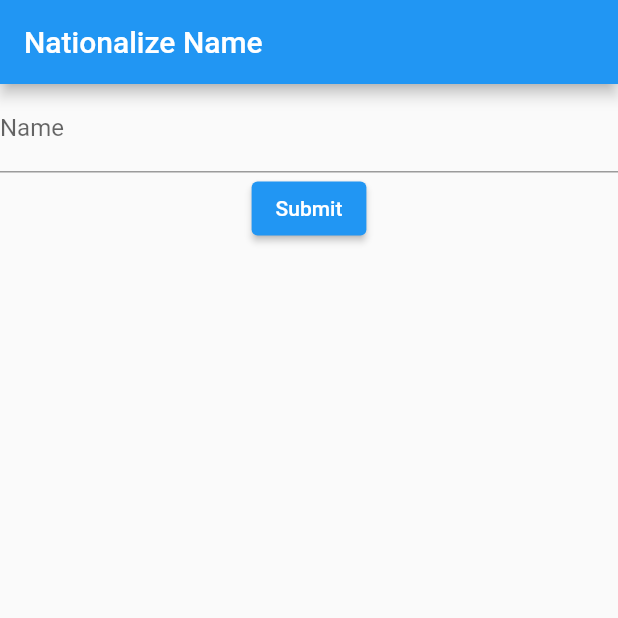
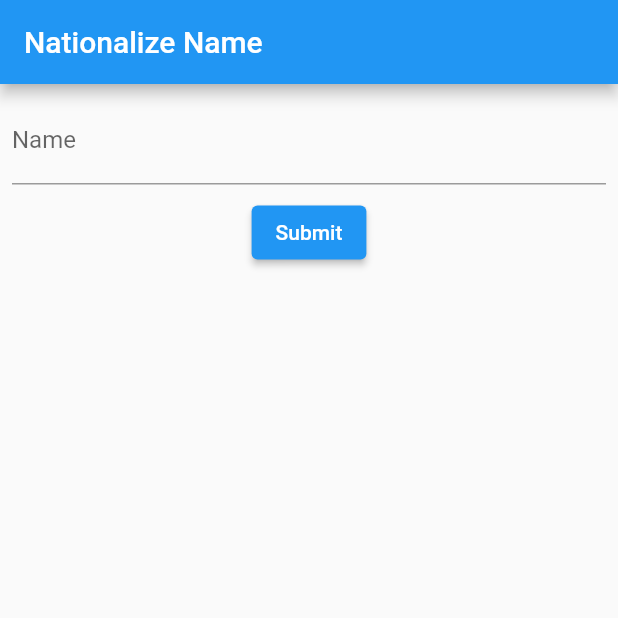
Before and after one commit to whosjorge23/chat_gpt_flutter, a Flutter app: the screen it shows after launch, on a phone screen of 412 x 824 dp, the top half of it. Run offline on Flutter 3.47's test engine with Material 2 defaults, Android fonts, the phone set to English and light mode, and no system bars.

Commit message:
Add ListView, Add MVC structure
Add ListView, Add MVC structure

```diff
--- a/lib/main.dart
+++ b/lib/main.dart
@@ -1,3 +1,4 @@
+import 'package:chat_gpt_flutter/model/country.dart';
 import 'package:flutter/material.dart';
 import 'package:http/http.dart' as http;
 import 'dart:convert';
@@ -29,7 +30,7 @@ class NationalizeNameForm extends StatefulWidget {
 class _NationalizeNameFormState extends State<NationalizeNameForm> {
   final _formKey = GlobalKey<FormState>();
   String _name = '';
-  String _result = '';
+  List<Country> _countries = [];
 
   @override
   Widget build(BuildContext context) {
@@ -37,7 +38,9 @@ class _NationalizeNameFormState extends State<NationalizeNameForm> {
       key: _formKey,
       child: Column(
         children: <Widget>[
-          TextFormField(
+          Padding(
+            padding: const EdgeInsets.all(8.0),
+            child: TextFormField(
               decoration: InputDecoration(labelText: 'Name'),
               validator: (value) {
                 if (value == null) {
@@ -47,6 +50,7 @@ class _NationalizeNameFormState extends State<NationalizeNameForm> {
               },
               onSaved: (value) => _name = value!,
             ),
+          ),
           ElevatedButton(
             onPressed: () async {
               if (_formKey.currentState!.validate()) {
@@ -54,15 +58,28 @@ class _NationalizeNameFormState extends State<NationalizeNameForm> {
                 var uri = Uri.parse('https://api.nationalize.io/?name=$_name');
                 var response = await http.get(uri);
                 var jsonResponse = jsonDecode(response.body);
-                var country = jsonResponse['country'][0];
-                _result =
-                    'Country: ${country['country_id']}, Probability: ${country['probability']}';
+                _countries = (jsonResponse['country'] as List)
+                    .map((e) => Country.fromJson(e))
+                    .toList();
                 setState(() {});
               }
             },
             child: Text('Submit'),
           ),
-          Text(_result),
+          Expanded(
+            child: ListView.builder(
+              itemCount: _countries.length,
+              itemBuilder: (context, index) {
+                var country = _countries[index];
+                return ListTile(
+                  title: Text(
+                      'Country: ${countriesDictionary[country.country_id] ?? ""}'),
+                  subtitle: Text(
+                      'Probability: ${(country.probability * 100).toStringAsFixed(2)}%'),
+                );
+              },
+            ),
+          ),
         ],
       ),
     );
--- /dev/null
+++ b/lib/model/country.dart
@@ -0,0 +1,260 @@
+class Country {
+  final String country_id;
+  final double probability;
+
+  Country({required this.country_id, required this.probability});
+
+  factory Country.fromJson(Map<String, dynamic> json) {
+    return Country(
+      country_id: json['country_id'],
+      probability: json['probability'],
+    );
+  }
+}
+
+Map<String, String> countriesDictionary = {
+  "AF": "Afghanistan",
+  "AL": "Albania",
+  "DZ": "Algeria",
+  "AS": "American Samoa",
+  "AD": "Andorra",
+  "AO": "Angola",
+  "AI": "Anguilla",
+  "AQ": "Antarctica",
+  "AG": "Antigua and Barbuda",
+  "AR": "Argentina",
+  "AM": "Armenia",
+  "AW": "Aruba",
+  "AU": "Australia",
+  "AT": "Austria",
+  "AZ": "Azerbaijan",
+  "BS": "Bahamas",
+  "BH": "Bahrain",
+  "BD": "Bangladesh",
+  "BB": "Barbados",
+  "BY": "Belarus",
+  "BE": "Belgium",
+  "BZ": "Belize",
+  "BJ": "Benin",
+  "BM": "Bermuda",
+  "BT": "Bhutan",
+  "BO": "Bolivia",
+  "BA": "Bosnia and Herzegovina",
+  "BW": "Botswana",
+  "BV": "Bouvet Island",
+  "BR": "Brazil",
+  "IO": "British Indian Ocean Territory",
+  "BN": "Brunei",
+  "BG": "Bulgaria",
+  "BF": "Burkina Faso",
+  "BI": "Burundi",
+  "KH": "Cambodia",
+  "CM": "Cameroon",
+  "CA": "Canada",
+  "CV": "Cape Verde",
+  "KY": "Cayman Islands",
+  "CF": "Central African Republic",
+  "TD": "Chad",
+  "CL": "Chile",
+  "CN": "China",
+  "CX": "Christmas Island",
+  "CC": "Cocos (Keeling) Islands",
+  "CO": "Colombia",
+  "KM": "Comoros",
+  "CG": "Congo",
+  "CD": "Congo, the Democratic Republic of the",
+  "CK": "Cook Islands",
+  "CR": "Costa Rica",
+  "CI": "Côte d'Ivoire",
+  "HR": "Croatia",
+  "CU": "Cuba",
+  "CY": "Cyprus",
+  "CZ": "Czech Republic",
+  "DK": "Denmark",
+  "DJ": "Djibouti",
+  "DM": "Dominica",
+  "DO": "Dominican Republic",
+  "EC": "Ecuador",
+  "EG": "Egypt",
+  "SV": "El Salvador",
+  "GQ": "Equatorial Guinea",
+  "ER": "Eritrea",
+  "EE": "Estonia",
+  "ET": "Ethiopia",
+  "FK": "Falkland Islands (Malvinas)",
+  "FO": "Faroe Islands",
+  "FJ": "Fiji",
+  "FI": "Finland",
+  "FR": "France",
+  "GF": "French Guiana",
+  "PF": "French Polynesia",
+  "TF": "French Southern Territories",
+  "GA": "Gabon",
+  "GM": "Gambia",
+  "GE": "Georgia",
+  "DE": "Germany",
+  "GH": "Ghana",
+  "GI": "Gibraltar",
+  "GR": "Greece",
+  "GL": "Greenland",
+  "GD": "Grenada",
+  "GP": "Guadeloupe",
+  "GU": "Guam",
+  "GT": "Guatemala",
+  "GG": "Guernsey",
+  "GN": "Guinea",
+  "GW": "Guinea-Bissau",
+  "GY": "Guyana",
+  "HT": "Haiti",
+  "HM": "Heard Island and McDonald Islands",
+  "VA": "Holy See (Vatican City State)",
+  "HN": "Honduras",
+  "HK": "Hong Kong",
+  "HU": "Hungary",
+  "IS": "Iceland",
+  "IN": "India",
+  "ID": "Indonesia",
+  "IR": "Iran, Islamic Republic of",
+  "IQ": "Iraq",
+  "IE": "Ireland",
+  "IM": "Isle of Man",
+  "IL": "Israel",
+  "IT": "Italy",
+  "JM": "Jamaica",
+  "JP": "Japan",
+  "JE": "Jersey",
+  "JO": "Jordan",
+  "KZ": "Kazakhstan",
+  "KE": "Kenya",
+  "KI": "Kiribati",
+  "KP": "Korea, Democratic People's Republic of",
+  "KR": "South Korea",
+  "KW": "Kuwait",
+  "KG": "Kyrgyzstan",
+  "LA": "Lao People's Democratic Republic",
+  "LV": "Latvia",
+  "LB": "Lebanon",
+  "LS": "Lesotho",
+  "LR": "Liberia",
+  "LY": "Libya",
+  "LI": "Liechtenstein",
+  "LT": "Lithuania",
+  "LU": "Luxembourg",
+  "MO": "Macao",
+  "MK": "Macedonia, the former Yugoslav Republic of",
+  "MG": "Madagascar",
+  "MW": "Malawi",
+  "MY": "Malaysia",
+  "MV": "Maldives",
+  "ML": "Mali",
+  "MT": "Malta",
+  "MH": "Marshall Islands",
+  "MQ": "Martinique",
+  "MR": "Mauritania",
+  "MU": "Mauritius",
+  "YT": "Mayotte",
+  "MX": "Mexico",
+  "FM": "Micronesia, Federated States of",
+  "MD": "Moldova, Republic of",
+  "MC": "Monaco",
+  "MN": "Mongolia",
+  "ME": "Montenegro",
+  "MS": "Montserrat",
+  "MA": "Morocco",
+  "MZ": "Mozambique",
+  "MM": "Myanmar",
+  "NA": "Namibia",
+  "NR": "Nauru",
+  "NP": "Nepal",
+  "NL": "Netherlands",
+  "AN": "Netherlands Antilles",
+  "NC": "New Caledonia",
+  "NZ": "New Zealand",
+  "NI": "Nicaragua",
+  "NE": "Niger",
+  "NG": "Nigeria",
+  "NU": "Niue",
+  "NF": "Norfolk Island",
+  "MP": "Northern Mariana Islands",
+  "NO": "Norway",
+  "OM": "Oman",
+  "PK": "Pakistan",
+  "PW": "Palau",
+  "PS": "Palestinian Territory, Occupied",
+  "PA": "Panama",
+  "PG": "Papua New Guinea",
+  "PY": "Paraguay",
+  "PE": "Peru",
+  "PH": "Philippines",
+  "PN": "Pitcairn",
+  "PL": "Poland",
+  "PT": "Portugal",
+  "PR": "Puerto Rico",
+  "QA": "Qatar",
+  "RE": "Réunion",
+  "RO": "Romania",
+  "RU": "Russia",
+  "RW": "Rwanda",
+  "SH": "Saint Helena, Ascension and Tristan da Cunha",
+  "KN": "Saint Kitts and Nevis",
+  "LC": "Saint Lucia",
+  "PM": "Saint Pierre and Miquelon",
+  "VC": "St. Vincent and the Grenadines",
+  "WS": "Samoa",
+  "SM": "San Marino",
+  "ST": "Sao Tome and Principe",
+  "SA": "Saudi Arabia",
+  "SN": "Senegal",
+  "RS": "Serbia",
+  "SC": "Seychelles",
+  "SL": "Sierra Leone",
+  "SG": "Singapore",
+  "SK": "Slovakia",
+  "SI": "Slovenia",
+  "SB": "Solomon Islands",
+  "SO": "Somalia",
+  "ZA": "South Africa",
+  "GS": "South Georgia and the South Sandwich Islands",
+  "SS": "South Sudan",
+  "ES": "Spain",
+  "LK": "Sri Lanka",
+  "SD": "Sudan",
+  "SR": "Suriname",
+  "SJ": "Svalbard and Jan Mayen",
+  "SZ": "Swaziland",
+  "SE": "Sweden",
+  "CH": "Switzerland",
+  "SY": "Syrian Arab Republic",
+  "TW": "Taiwan",
+  "TJ": "Tajikistan",
+  "TZ": "Tanzania, United Republic of",
+  "TH": "Thailand",
+  "TL": "Timor-Leste",
+  "TG": "Togo",
+  "TK": "Tokelau",
+  "TO": "Tonga",
+  "TT": "Trinidad and Tobago",
+  "TN": "Tunisia",
+  "TR": "Turkey",
+  "TM": "Turkmenistan",
+  "TC": "Turks and Caicos Islands",
+  "TV": "Tuvalu",
+  "UG": "Uganda",
+  "UA": "Ukraine",
+  "AE": "United Arab Emirates",
+  "GB": "United Kingdom",
+  "US": "United States",
+  "UM": "United States Minor Outlying Islands",
+  "UY": "Uruguay",
+  "UZ": "Uzbekistan",
+  "VU": "Vanuatu",
+  "VE": "Venezuela",
+  "VN": "Vietnam",
+  "VG": "Virgin Islands, British",
+  "VI": "Virgin Islands, U.S.",
+  "WF": "Wallis and Futuna",
+  "EH": "Western Sahara",
+  "YE": "Yemen",
+  "ZM": "Zambia",
+  "ZW": "Zimbabwe",
+};
```
Lines whose indentation alone changed are shown as unchanged.
